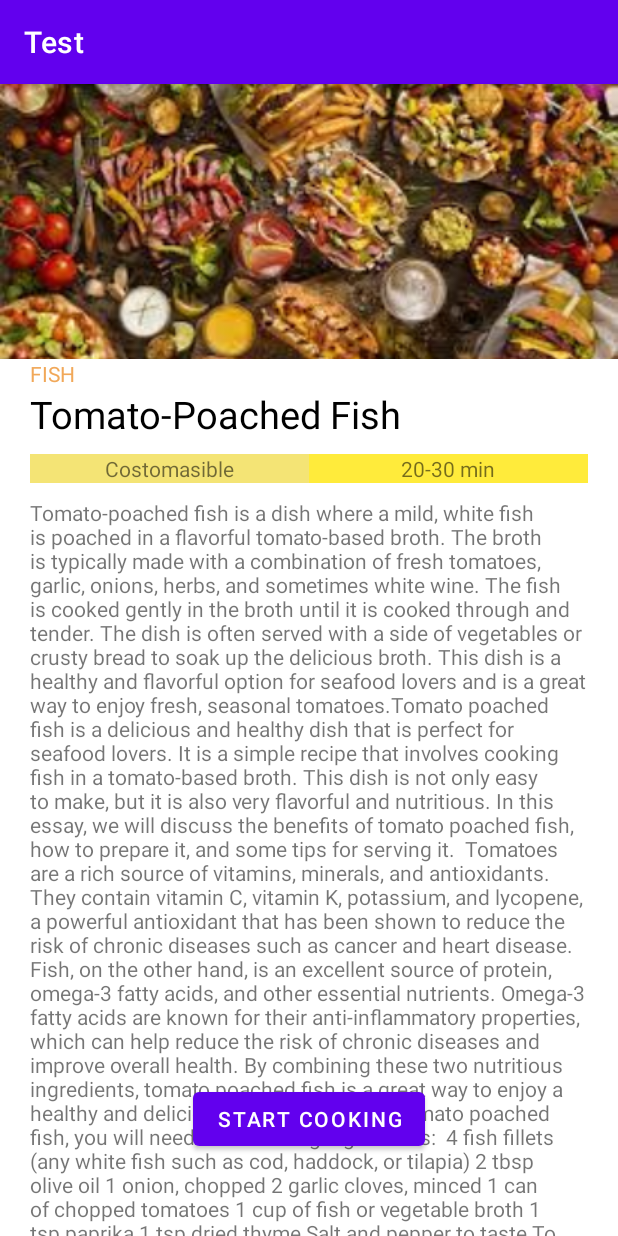
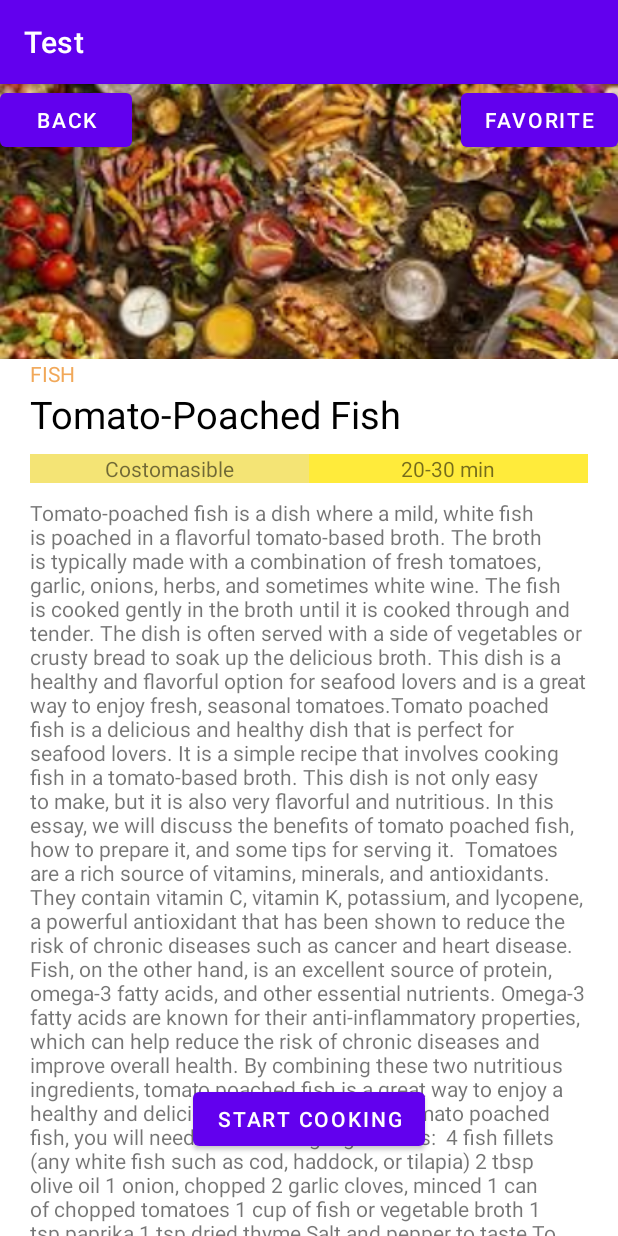
Before and after one commit to Pashost/FirstProject, an Android app: the screen it shows after launch (MainActivity), on a phone screen of 412 x 824 dp. Run offline under Robolectric (Android 15) with nearby library versions, the phone set to English and light mode, and no system bars.

Commit message:
Correcting the xml for given screen

```diff
--- a/app/src/main/res/layout/second_activity.xml
+++ b/app/src/main/res/layout/second_activity.xml
@@ -13,7 +13,25 @@
         android:layout_marginBottom="54dp"
         android:layout_centerHorizontal="true"
         android:text="Start Cooking" />
+    <Button
+        android:id="@+id/button12"
+        android:layout_width="wrap_content"
+        android:layout_height="wrap_content"
+        android:layout_alignParentTop="true"
+        android:layout_alignParentEnd="true"
+        android:layout_marginTop="0dp"
+        android:layout_marginEnd="0dp"
+        android:text="Favorite" />
 
+    <Button
+        android:id="@+id/button19"
+        android:layout_width="wrap_content"
+        android:layout_height="wrap_content"
+        android:layout_alignParentStart="true"
+        android:layout_alignParentTop="true"
+        android:layout_marginStart="0dp"
+        android:layout_marginTop="0dp"
+        android:text="Back" />
     <ScrollView
         android:layout_width="match_parent"
         android:layout_height="match_parent">
@@ -22,6 +40,7 @@
             android:layout_width="match_parent"
             android:layout_height="wrap_content"
             android:orientation="vertical" >
+
             <ImageView
                 android:id="@+id/image"
                 android:layout_width="match_parent"
```
